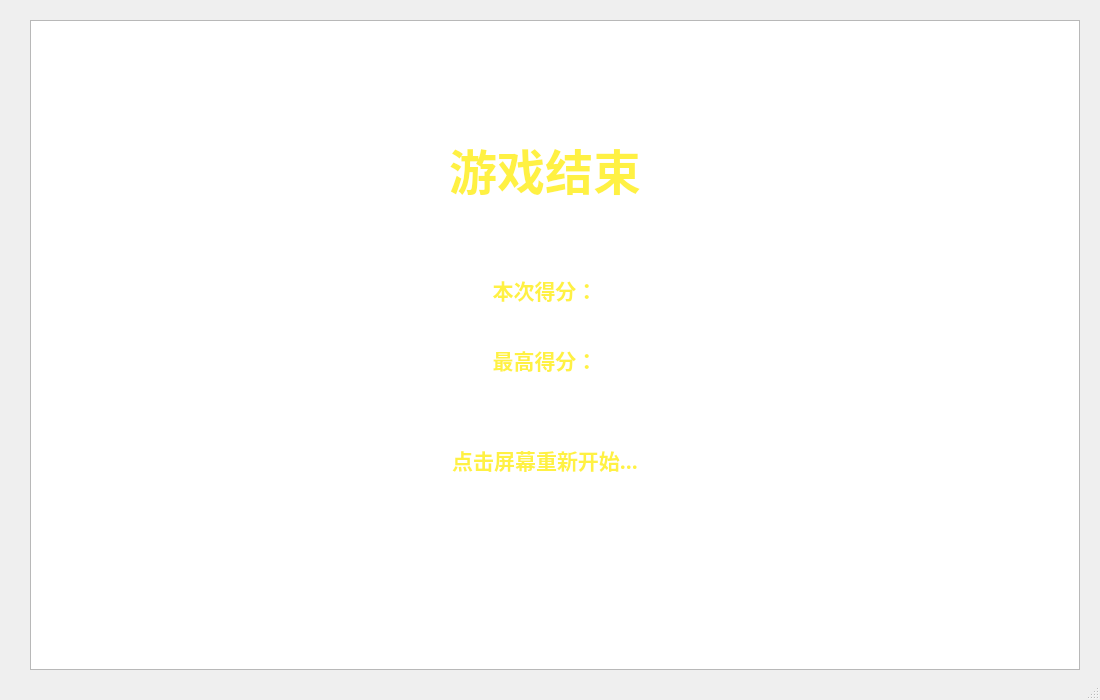
This is mainwindow.ui in sunxinhao5513/qt_chengshe2023 as Qt 5 draws it before an edit. The edited form follows.
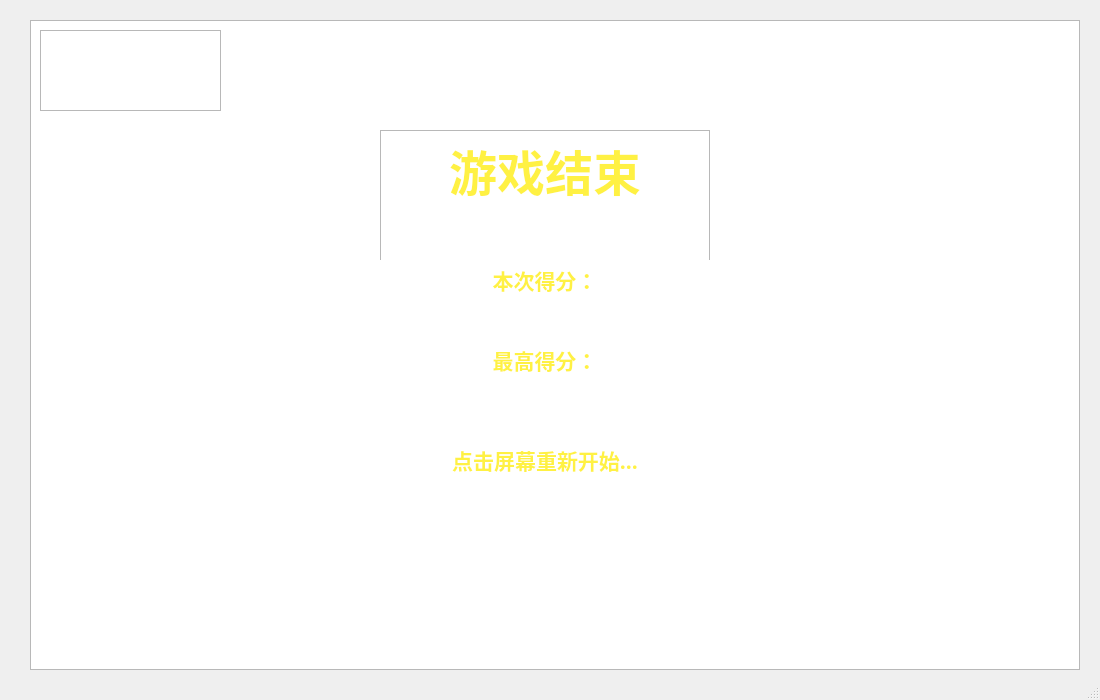
This is the edited form. Icons and pictures are not drawn.

The edit to the form file:
```diff
--- a/mainwindow.ui
+++ b/mainwindow.ui
@@ -28,7 +28,6 @@
     </property>
     <property name="font">
      <font>
-      <weight>50</weight>
       <bold>false</bold>
      </font>
     </property>
@@ -39,14 +38,13 @@
       <x>40</x>
       <y>30</y>
       <width>181</width>
-      <height>51</height>
+      <height>81</height>
      </rect>
     </property>
     <property name="font">
      <font>
       <family>Georgia</family>
       <pointsize>12</pointsize>
-      <weight>75</weight>
       <bold>true</bold>
      </font>
     </property>
@@ -54,13 +52,14 @@
      <enum>Qt::NoFocus</enum>
     </property>
     <property name="styleSheet">
-     <string notr="true">QTextEdit{background-color: rgb(255, 255, 255, 60); border-radius: 3px;}</string>
+     <string notr="true">QTextEdit{border-image: url(:/resource/images/765395.jpg);}</string>
     </property>
     <property name="html">
      <string>&lt;!DOCTYPE HTML PUBLIC &quot;-//W3C//DTD HTML 4.0//EN&quot; &quot;http://www.w3.org/TR/REC-html40/strict.dtd&quot;&gt;
-&lt;html&gt;&lt;head&gt;&lt;meta name=&quot;qrichtext&quot; content=&quot;1&quot; /&gt;&lt;style type=&quot;text/css&quot;&gt;
+&lt;html&gt;&lt;head&gt;&lt;meta name=&quot;qrichtext&quot; content=&quot;1&quot; /&gt;&lt;meta charset=&quot;utf-8&quot; /&gt;&lt;style type=&quot;text/css&quot;&gt;
 p, li { white-space: pre-wrap; }
-&lt;/style&gt;&lt;/head&gt;&lt;body style=&quot; font-family:'Georgia'; font-size:12pt; font-weight:600; font-style:normal;&quot;&gt;
+hr { height: 1px; border-width: 0; }
+&lt;/style&gt;&lt;/head&gt;&lt;body style=&quot; font-family:'Georgia'; font-size:12pt; font-weight:700; font-style:normal;&quot;&gt;
 &lt;p style=&quot;-qt-paragraph-type:empty; margin-top:0px; margin-bottom:0px; margin-left:0px; margin-right:0px; -qt-block-indent:0; text-indent:0px; font-family:'Bahnschrift Light'; font-size:9pt; font-weight:400;&quot;&gt;&lt;br /&gt;&lt;/p&gt;&lt;/body&gt;&lt;/html&gt;</string>
     </property>
    </widget>
@@ -70,26 +69,27 @@
       <x>380</x>
       <y>130</y>
       <width>330</width>
-      <height>140</height>
+      <height>361</height>
      </rect>
     </property>
     <property name="font">
      <font>
       <family>幼圆</family>
       <pointsize>36</pointsize>
-      <weight>75</weight>
       <bold>true</bold>
      </font>
     </property>
     <property name="styleSheet">
-     <string notr="true">QTextEdit{background-color: rgb(255, 255, 255, 60); border-radius: 3px;}</string>
+     <string notr="true">QTextEdit{
+border-image: url(:/resource/images/background.png);}</string>
     </property>
     <property name="html">
      <string>&lt;!DOCTYPE HTML PUBLIC &quot;-//W3C//DTD HTML 4.0//EN&quot; &quot;http://www.w3.org/TR/REC-html40/strict.dtd&quot;&gt;
-&lt;html&gt;&lt;head&gt;&lt;meta name=&quot;qrichtext&quot; content=&quot;1&quot; /&gt;&lt;style type=&quot;text/css&quot;&gt;
+&lt;html&gt;&lt;head&gt;&lt;meta name=&quot;qrichtext&quot; content=&quot;1&quot; /&gt;&lt;meta charset=&quot;utf-8&quot; /&gt;&lt;style type=&quot;text/css&quot;&gt;
 p, li { white-space: pre-wrap; }
-&lt;/style&gt;&lt;/head&gt;&lt;body style=&quot; font-family:'幼圆'; font-size:36pt; font-weight:600; font-style:normal;&quot;&gt;
-&lt;p align=&quot;center&quot; style=&quot; margin-top:0px; margin-bottom:0px; margin-left:0px; margin-right:0px; -qt-block-indent:0; text-indent:0px;&quot;&gt;&lt;span style=&quot; color:#fff143;&quot;&gt;游戏结束&lt;/span&gt;&lt;/p&gt;&lt;/body&gt;&lt;/html&gt;</string>
+hr { height: 1px; border-width: 0; }
+&lt;/style&gt;&lt;/head&gt;&lt;body style=&quot; font-family:'幼圆'; font-size:36pt; font-weight:700; font-style:normal;&quot;&gt;
+&lt;p align=&quot;center&quot; style=&quot; margin-top:0px; margin-bottom:0px; margin-left:0px; margin-right:0px; -qt-block-indent:0; text-indent:0px;&quot;&gt;&lt;span style=&quot; font-weight:600; color:#fff143;&quot;&gt;游戏结束&lt;/span&gt;&lt;/p&gt;&lt;/body&gt;&lt;/html&gt;</string>
     </property>
    </widget>
    <widget class="QTextEdit" name="textEdit_3">
@@ -105,47 +105,49 @@
      <font>
       <family>幼圆</family>
       <pointsize>18</pointsize>
-      <weight>75</weight>
       <bold>true</bold>
      </font>
     </property>
     <property name="styleSheet">
-     <string notr="true">QTextEdit{background-color: rgb(255, 255, 255, 60); border-radius: 3px;}</string>
+     <string notr="true">QTextEdit{border-radius: 3px;
+border-image: url(:/resource/images/background.png);}</string>
     </property>
     <property name="html">
      <string>&lt;!DOCTYPE HTML PUBLIC &quot;-//W3C//DTD HTML 4.0//EN&quot; &quot;http://www.w3.org/TR/REC-html40/strict.dtd&quot;&gt;
-&lt;html&gt;&lt;head&gt;&lt;meta name=&quot;qrichtext&quot; content=&quot;1&quot; /&gt;&lt;style type=&quot;text/css&quot;&gt;
+&lt;html&gt;&lt;head&gt;&lt;meta name=&quot;qrichtext&quot; content=&quot;1&quot; /&gt;&lt;meta charset=&quot;utf-8&quot; /&gt;&lt;style type=&quot;text/css&quot;&gt;
 p, li { white-space: pre-wrap; }
-&lt;/style&gt;&lt;/head&gt;&lt;body style=&quot; font-family:'幼圆'; font-size:18pt; font-weight:600; font-style:normal;&quot;&gt;
-&lt;p align=&quot;center&quot; style=&quot; margin-top:0px; margin-bottom:0px; margin-left:0px; margin-right:0px; -qt-block-indent:0; text-indent:0px;&quot;&gt;&lt;span style=&quot; font-size:16pt; color:#fff143;&quot;&gt;点击屏幕重新开始...&lt;/span&gt;&lt;/p&gt;&lt;/body&gt;&lt;/html&gt;</string>
+hr { height: 1px; border-width: 0; }
+&lt;/style&gt;&lt;/head&gt;&lt;body style=&quot; font-family:'幼圆'; font-size:18pt; font-weight:700; font-style:normal;&quot;&gt;
+&lt;p align=&quot;center&quot; style=&quot; margin-top:0px; margin-bottom:0px; margin-left:0px; margin-right:0px; -qt-block-indent:0; text-indent:0px;&quot;&gt;&lt;span style=&quot; font-size:16pt; font-weight:600; color:#fff143;&quot;&gt;点击屏幕重新开始...&lt;/span&gt;&lt;/p&gt;&lt;/body&gt;&lt;/html&gt;</string>
     </property>
    </widget>
    <widget class="QTextEdit" name="textEdit_4">
     <property name="geometry">
      <rect>
       <x>380</x>
-      <y>270</y>
+      <y>260</y>
       <width>330</width>
-      <height>70</height>
+      <height>171</height>
      </rect>
     </property>
     <property name="font">
      <font>
       <family>幼圆</family>
       <pointsize>16</pointsize>
-      <weight>75</weight>
       <bold>true</bold>
      </font>
     </property>
     <property name="styleSheet">
-     <string notr="true">QTextEdit{background-color: rgb(255, 255, 255, 60); border-radius: 3px;}</string>
+     <string notr="true">QTextEdit{ border-radius: 3px;
+border-image: url(:/resource/images/background.png);}</string>
     </property>
     <property name="html">
      <string>&lt;!DOCTYPE HTML PUBLIC &quot;-//W3C//DTD HTML 4.0//EN&quot; &quot;http://www.w3.org/TR/REC-html40/strict.dtd&quot;&gt;
-&lt;html&gt;&lt;head&gt;&lt;meta name=&quot;qrichtext&quot; content=&quot;1&quot; /&gt;&lt;style type=&quot;text/css&quot;&gt;
+&lt;html&gt;&lt;head&gt;&lt;meta name=&quot;qrichtext&quot; content=&quot;1&quot; /&gt;&lt;meta charset=&quot;utf-8&quot; /&gt;&lt;style type=&quot;text/css&quot;&gt;
 p, li { white-space: pre-wrap; }
-&lt;/style&gt;&lt;/head&gt;&lt;body style=&quot; font-family:'幼圆'; font-size:16pt; font-weight:600; font-style:normal;&quot;&gt;
-&lt;p align=&quot;center&quot; style=&quot; margin-top:0px; margin-bottom:0px; margin-left:0px; margin-right:0px; -qt-block-indent:0; text-indent:0px;&quot;&gt;&lt;span style=&quot; color:#fff143;&quot;&gt;本次得分：&lt;/span&gt;&lt;/p&gt;&lt;/body&gt;&lt;/html&gt;</string>
+hr { height: 1px; border-width: 0; }
+&lt;/style&gt;&lt;/head&gt;&lt;body style=&quot; font-family:'幼圆'; font-size:16pt; font-weight:700; font-style:normal;&quot;&gt;
+&lt;p align=&quot;center&quot; style=&quot; margin-top:0px; margin-bottom:0px; margin-left:0px; margin-right:0px; -qt-block-indent:0; text-indent:0px;&quot;&gt;&lt;span style=&quot; font-weight:600; color:#fff143;&quot;&gt;本次得分：&lt;/span&gt;&lt;/p&gt;&lt;/body&gt;&lt;/html&gt;</string>
     </property>
    </widget>
    <widget class="QTextEdit" name="textEdit_5">
@@ -154,26 +156,28 @@
       <x>380</x>
       <y>340</y>
       <width>330</width>
-      <height>100</height>
+      <height>101</height>
      </rect>
     </property>
     <property name="font">
      <font>
       <family>幼圆</family>
       <pointsize>16</pointsize>
-      <weight>75</weight>
       <bold>true</bold>
      </font>
     </property>
     <property name="styleSheet">
-     <string notr="true">QTextEdit{background-color: rgb(255, 255, 255, 60); border-radius: 3px;}</string>
+     <string notr="true">QTextEdit{border-radius: 3px;
+border-image: url(:/resource/images/background.png);}
+</string>
     </property>
     <property name="html">
      <string>&lt;!DOCTYPE HTML PUBLIC &quot;-//W3C//DTD HTML 4.0//EN&quot; &quot;http://www.w3.org/TR/REC-html40/strict.dtd&quot;&gt;
-&lt;html&gt;&lt;head&gt;&lt;meta name=&quot;qrichtext&quot; content=&quot;1&quot; /&gt;&lt;style type=&quot;text/css&quot;&gt;
+&lt;html&gt;&lt;head&gt;&lt;meta name=&quot;qrichtext&quot; content=&quot;1&quot; /&gt;&lt;meta charset=&quot;utf-8&quot; /&gt;&lt;style type=&quot;text/css&quot;&gt;
 p, li { white-space: pre-wrap; }
-&lt;/style&gt;&lt;/head&gt;&lt;body style=&quot; font-family:'幼圆'; font-size:16pt; font-weight:600; font-style:normal;&quot;&gt;
-&lt;p align=&quot;center&quot; style=&quot; margin-top:0px; margin-bottom:0px; margin-left:0px; margin-right:0px; -qt-block-indent:0; text-indent:0px;&quot;&gt;&lt;span style=&quot; color:#fff143;&quot;&gt;最高得分：&lt;/span&gt;&lt;/p&gt;&lt;/body&gt;&lt;/html&gt;</string>
+hr { height: 1px; border-width: 0; }
+&lt;/style&gt;&lt;/head&gt;&lt;body style=&quot; font-family:'幼圆'; font-size:16pt; font-weight:700; font-style:normal;&quot;&gt;
+&lt;p align=&quot;center&quot; style=&quot; margin-top:0px; margin-bottom:0px; margin-left:0px; margin-right:0px; -qt-block-indent:0; text-indent:0px;&quot;&gt;&lt;span style=&quot; font-weight:600; color:#fff143;&quot;&gt;最高得分：&lt;/span&gt;&lt;/p&gt;&lt;/body&gt;&lt;/html&gt;</string>
     </property>
    </widget>
   </widget>
@@ -183,7 +187,7 @@
      <x>0</x>
      <y>0</y>
      <width>1100</width>
-     <height>30</height>
+     <height>21</height>
     </rect>
    </property>
   </widget>
```
